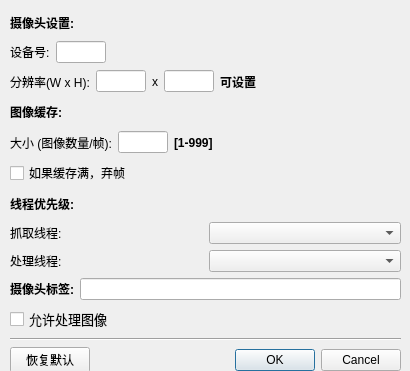
This is CameraConnectDialog.ui in Epicwow/eye as Qt 5 draws it before an edit. The edited form follows.
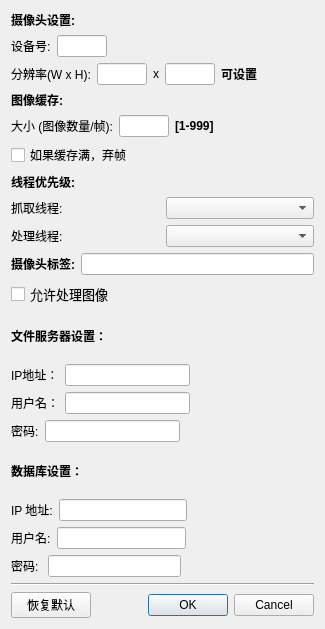
This is the edited form.

Commit message: 添加ftp ui 设置

What changed in the file:
```diff
--- a/CameraConnectDialog.ui
+++ b/CameraConnectDialog.ui
@@ -6,23 +6,14 @@
    <rect>
     <x>0</x>
     <y>0</y>
-    <width>410</width>
-    <height>371</height>
+    <width>325</width>
+    <height>629</height>
    </rect>
   </property>
   <property name="windowTitle">
    <string>Connect to Camera</string>
   </property>
-  <widget class="QWidget" name="layoutWidget">
-   <property name="geometry">
-    <rect>
-     <x>10</x>
-     <y>10</y>
-     <width>391</width>
-     <height>363</height>
-    </rect>
-   </property>
-   <layout class="QVBoxLayout" name="verticalLayout_4">
+  <layout class="QVBoxLayout" name="verticalLayout_6">
     <item>
      <layout class="QVBoxLayout" name="verticalLayout_3">
       <item>
@@ -443,6 +434,270 @@
       </item>
      </layout>
     </item>
+   <item>
+    <layout class="QVBoxLayout" name="verticalLayout_4">
+     <item>
+      <widget class="QLabel" name="label">
+       <property name="font">
+        <font>
+         <pointsize>9</pointsize>
+         <weight>75</weight>
+         <bold>true</bold>
+        </font>
+       </property>
+       <property name="text">
+        <string>文件服务器设置：</string>
+       </property>
+      </widget>
+     </item>
+     <item>
+      <layout class="QHBoxLayout" name="horizontalLayout_6">
+       <item>
+        <widget class="QLabel" name="label_10">
+         <property name="font">
+          <font>
+           <pointsize>9</pointsize>
+          </font>
+         </property>
+         <property name="text">
+          <string>IP地址：</string>
+         </property>
+        </widget>
+       </item>
+       <item>
+        <widget class="QLineEdit" name="lineEditFtpIP">
+         <property name="font">
+          <font>
+           <pointsize>9</pointsize>
+          </font>
+         </property>
+        </widget>
+       </item>
+       <item>
+        <spacer name="horizontalSpacer">
+         <property name="orientation">
+          <enum>Qt::Horizontal</enum>
+         </property>
+         <property name="sizeHint" stdset="0">
+          <size>
+           <width>40</width>
+           <height>20</height>
+          </size>
+         </property>
+        </spacer>
+       </item>
+      </layout>
+     </item>
+     <item>
+      <layout class="QHBoxLayout" name="horizontalLayout_9">
+       <item>
+        <widget class="QLabel" name="label_14">
+         <property name="font">
+          <font>
+           <pointsize>9</pointsize>
+          </font>
+         </property>
+         <property name="text">
+          <string>用户名：</string>
+         </property>
+        </widget>
+       </item>
+       <item>
+        <widget class="QLineEdit" name="lineEditFtpUsername">
+         <property name="font">
+          <font>
+           <pointsize>9</pointsize>
+          </font>
+         </property>
+        </widget>
+       </item>
+       <item>
+        <spacer name="horizontalSpacer_3">
+         <property name="orientation">
+          <enum>Qt::Horizontal</enum>
+         </property>
+         <property name="sizeHint" stdset="0">
+          <size>
+           <width>40</width>
+           <height>20</height>
+          </size>
+         </property>
+        </spacer>
+       </item>
+      </layout>
+     </item>
+     <item>
+      <layout class="QHBoxLayout" name="horizontalLayout_10">
+       <item>
+        <widget class="QLabel" name="label_15">
+         <property name="font">
+          <font>
+           <pointsize>9</pointsize>
+          </font>
+         </property>
+         <property name="text">
+          <string>密码:</string>
+         </property>
+        </widget>
+       </item>
+       <item>
+        <widget class="QLineEdit" name="lineEditFtpPassword">
+         <property name="font">
+          <font>
+           <pointsize>9</pointsize>
+          </font>
+         </property>
+        </widget>
+       </item>
+       <item>
+        <spacer name="horizontalSpacer_5">
+         <property name="orientation">
+          <enum>Qt::Horizontal</enum>
+         </property>
+         <property name="sizeHint" stdset="0">
+          <size>
+           <width>40</width>
+           <height>20</height>
+          </size>
+         </property>
+        </spacer>
+       </item>
+      </layout>
+     </item>
+    </layout>
+   </item>
+   <item>
+    <layout class="QVBoxLayout" name="verticalLayout_5">
+     <item>
+      <widget class="QLabel" name="label_16">
+       <property name="font">
+        <font>
+         <pointsize>9</pointsize>
+         <weight>75</weight>
+         <bold>true</bold>
+        </font>
+       </property>
+       <property name="text">
+        <string>数据库设置：</string>
+       </property>
+      </widget>
+     </item>
+     <item>
+      <layout class="QHBoxLayout" name="horizontalLayout_11">
+       <item>
+        <widget class="QLabel" name="label_17">
+         <property name="font">
+          <font>
+           <pointsize>9</pointsize>
+          </font>
+         </property>
+         <property name="text">
+          <string>IP 地址:</string>
+         </property>
+        </widget>
+       </item>
+       <item>
+        <widget class="QLineEdit" name="lineEditDatabaseIP">
+         <property name="font">
+          <font>
+           <pointsize>9</pointsize>
+          </font>
+         </property>
+        </widget>
+       </item>
+       <item>
+        <spacer name="horizontalSpacer_6">
+         <property name="orientation">
+          <enum>Qt::Horizontal</enum>
+         </property>
+         <property name="sizeHint" stdset="0">
+          <size>
+           <width>40</width>
+           <height>20</height>
+          </size>
+         </property>
+        </spacer>
+       </item>
+      </layout>
+     </item>
+     <item>
+      <layout class="QHBoxLayout" name="horizontalLayout_12">
+       <item>
+        <widget class="QLabel" name="label_18">
+         <property name="font">
+          <font>
+           <pointsize>9</pointsize>
+          </font>
+         </property>
+         <property name="text">
+          <string>用户名:</string>
+         </property>
+        </widget>
+       </item>
+       <item>
+        <widget class="QLineEdit" name="lineEditDatabaseUsername">
+         <property name="font">
+          <font>
+           <pointsize>9</pointsize>
+          </font>
+         </property>
+        </widget>
+       </item>
+       <item>
+        <spacer name="horizontalSpacer_7">
+         <property name="orientation">
+          <enum>Qt::Horizontal</enum>
+         </property>
+         <property name="sizeHint" stdset="0">
+          <size>
+           <width>40</width>
+           <height>20</height>
+          </size>
+         </property>
+        </spacer>
+       </item>
+      </layout>
+     </item>
+     <item>
+      <layout class="QHBoxLayout" name="horizontalLayout_13">
+       <item>
+        <widget class="QLabel" name="label_19">
+         <property name="font">
+          <font>
+           <pointsize>9</pointsize>
+          </font>
+         </property>
+         <property name="text">
+          <string>密码: </string>
+         </property>
+        </widget>
+       </item>
+       <item>
+        <widget class="QLineEdit" name="lineEditDatabasePassword">
+         <property name="font">
+          <font>
+           <pointsize>9</pointsize>
+          </font>
+         </property>
+        </widget>
+       </item>
+       <item>
+        <spacer name="horizontalSpacer_8">
+         <property name="orientation">
+          <enum>Qt::Horizontal</enum>
+         </property>
+         <property name="sizeHint" stdset="0">
+          <size>
+           <width>40</width>
+           <height>20</height>
+          </size>
+         </property>
+        </spacer>
+       </item>
+      </layout>
+     </item>
+    </layout>
+   </item>
     <item>
      <widget class="Line" name="line">
       <property name="orientation">
@@ -472,7 +727,6 @@
      </layout>
     </item>
    </layout>
-  </widget>
  </widget>
  <resources/>
  <connections>
```
Lines whose indentation alone changed are shown as unchanged. The commit also changes 2 other files.
